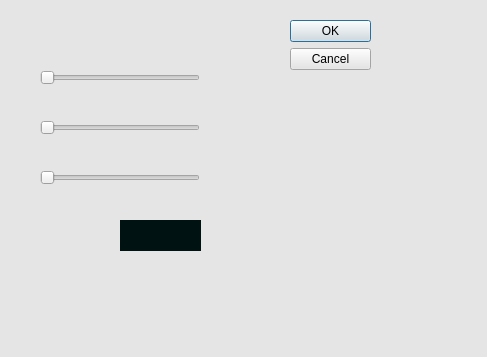
The window that soft336SLplayer/settingsdialog.ui (LalinduWenasara/VideoPlayer) describes before a commit, drawn with Qt 5.
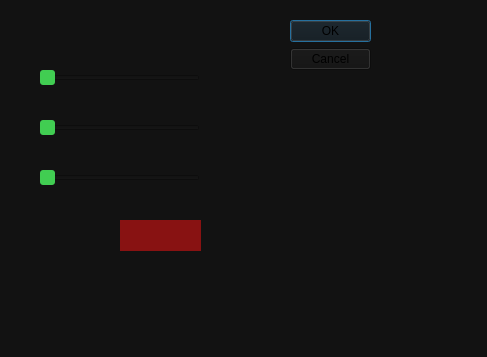
The same window after the commit.

Patch:
```diff
--- a/soft336SLplayer/settingsdialog.ui
+++ b/soft336SLplayer/settingsdialog.ui
@@ -14,7 +14,7 @@
    <string>Dialog</string>
   </property>
   <property name="styleSheet">
-   <string notr="true">background-color: #e5e5e5;
+   <string notr="true">background-color: #121212;
 	color: #000000;</string>
   </property>
   <widget class="QDialogButtonBox" name="buttonBox">
@@ -42,6 +42,9 @@
      <height>16</height>
     </rect>
    </property>
+   <property name="styleSheet">
+    <string notr="true">QSlider::handle:horizontal {background-color: #41cd52;width: 14px;margin-top: -6px;margin-bottom: -6px;border-radius: 3px;}QSlider::handle:horizontal:hover {background-color: #22af00;border-radius: 3px;}QSlider::sub-page:horizontal:disabled {background-color: #bbb;border-color: #999;}</string>
+   </property>
    <property name="orientation">
     <enum>Qt::Horizontal</enum>
    </property>
@@ -55,6 +58,9 @@
      <height>16</height>
     </rect>
    </property>
+   <property name="styleSheet">
+    <string notr="true">QSlider::handle:horizontal {background-color: #41cd52;width: 14px;margin-top: -6px;margin-bottom: -6px;border-radius: 3px;}QSlider::handle:horizontal:hover {background-color: #22af00;border-radius: 3px;}QSlider::sub-page:horizontal:disabled {background-color: #bbb;border-color: #999;}</string>
+   </property>
    <property name="orientation">
     <enum>Qt::Horizontal</enum>
    </property>
@@ -68,6 +74,9 @@
      <height>16</height>
     </rect>
    </property>
+   <property name="styleSheet">
+    <string notr="true">QSlider::handle:horizontal {background-color: #41cd52;width: 14px;margin-top: -6px;margin-bottom: -6px;border-radius: 3px;}QSlider::handle:horizontal:hover {background-color: #22af00;border-radius: 3px;}QSlider::sub-page:horizontal:disabled {background-color: #bbb;border-color: #999;}</string>
+   </property>
    <property name="orientation">
     <enum>Qt::Horizontal</enum>
    </property>
@@ -82,7 +91,7 @@
     </rect>
    </property>
    <property name="styleSheet">
-    <string notr="true">background-color: #001212;
+    <string notr="true">background-color: #881212;
 	color: #000000;</string>
    </property>
    <property name="text">
```
